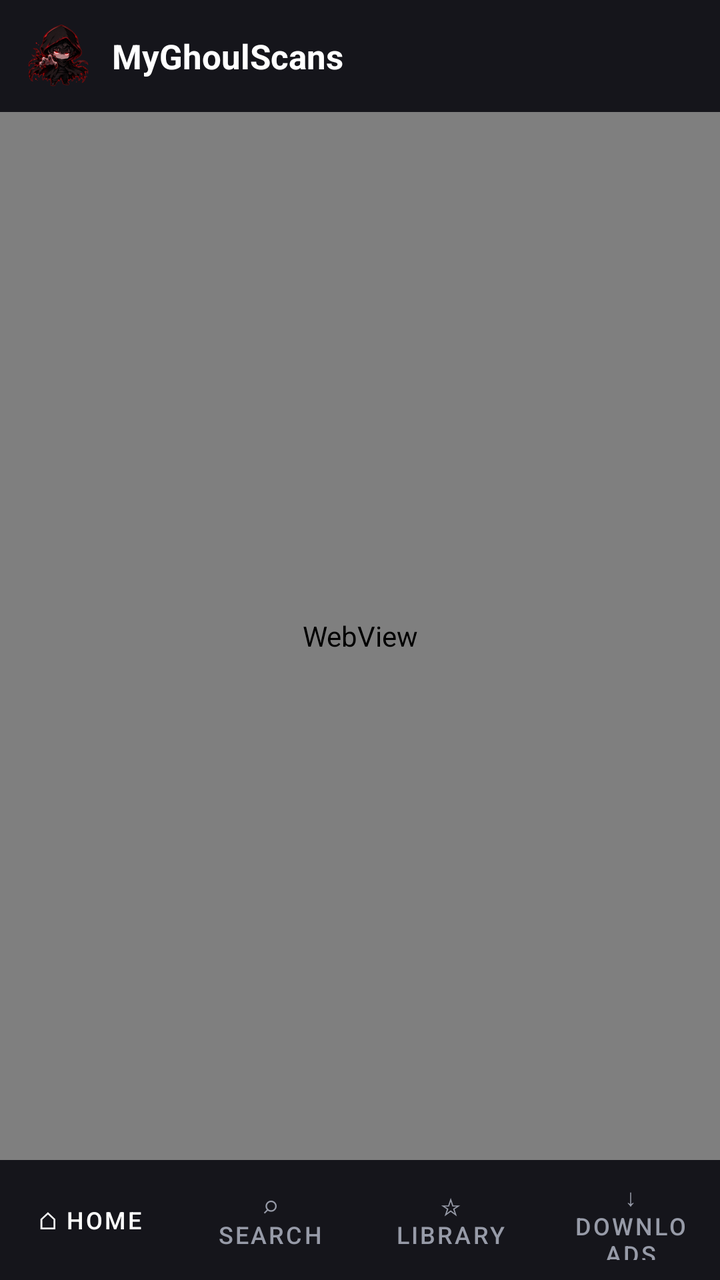
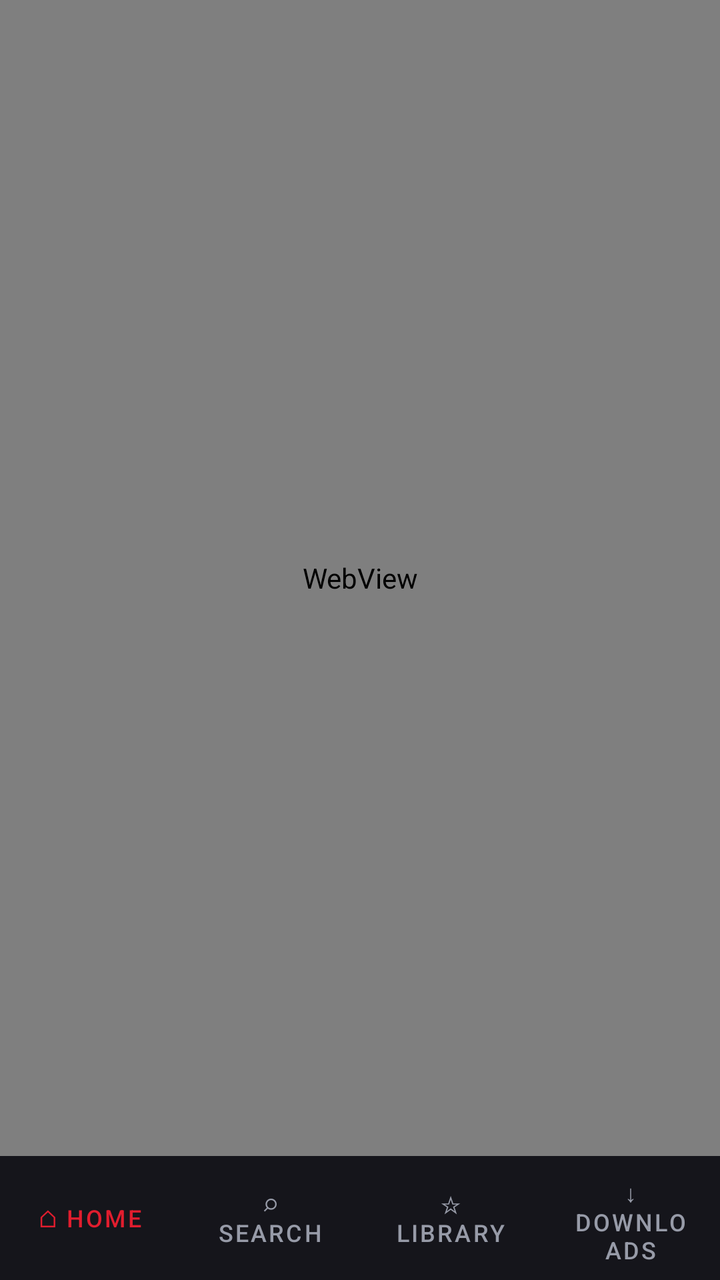

Two renders of the same Android screen: before a commit and after it. Below are the layout's source before the change and the commit's diff.
<!-- AndroidManifest.xml: application theme Theme.MyGhoulScans -->
<!-- res/layout/activity_main.xml -->
<?xml version="1.0" encoding="utf-8"?>
<LinearLayout xmlns:android="http://schemas.android.com/apk/res/android"
    android:orientation="vertical"
    android:layout_width="match_parent"
    android:layout_height="match_parent"
    android:background="@color/mgs_bg">

    <LinearLayout
        android:id="@+id/topBar"
        android:orientation="horizontal"
        android:layout_width="match_parent"
        android:layout_height="56dp"
        android:background="@color/mgs_panel"
        android:gravity="center_vertical"
        android:paddingStart="12dp"
        android:paddingEnd="12dp">

        <ImageView
            android:layout_width="34dp"
            android:layout_height="34dp"
            android:src="@mipmap/ic_launcher"
            android:contentDescription="Logo" />

        <TextView
            android:layout_width="0dp"
            android:layout_height="wrap_content"
            android:layout_weight="1"
            android:layout_marginStart="10dp"
            android:text="MyGhoulScans"
            android:textColor="@color/white"
            android:textStyle="bold"
            android:textSize="17sp" />

    </LinearLayout>

    <WebView
        android:id="@+id/webView"
        android:layout_width="match_parent"
        android:layout_height="0dp"
        android:layout_weight="1" />

    <LinearLayout
        android:id="@+id/bottomBar"
        android:orientation="horizontal"
        android:layout_width="match_parent"
        android:layout_height="60dp"
        android:background="@color/mgs_panel"
        android:baselineAligned="false">

        <Button android:id="@+id/navHome" android:layout_width="0dp" android:layout_height="match_parent"
            android:layout_weight="1" android:text="⌂ Home" android:textSize="12sp"
            android:textColor="@color/white" android:background="?android:attr/selectableItemBackground" />
        <Button android:id="@+id/navSearch" android:layout_width="0dp" android:layout_height="match_parent"
            android:layout_weight="1" android:text="⌕ Search" android:textSize="12sp"
            android:textColor="@color/mgs_muted" android:background="?android:attr/selectableItemBackground" />
        <Button android:id="@+id/navLibrary" android:layout_width="0dp" android:layout_height="match_parent"
            android:layout_weight="1" android:text="☆ Library" android:textSize="12sp"
            android:textColor="@color/mgs_muted" android:background="?android:attr/selectableItemBackground" />
        <Button android:id="@+id/navDownloads" android:layout_width="0dp" android:layout_height="match_parent"
            android:layout_weight="1" android:text="↓ Downloads" android:textSize="12sp"
            android:textColor="@color/mgs_muted" android:background="?android:attr/selectableItemBackground" />
    </LinearLayout>
</LinearLayout>
<!-- resources referenced by this layout -->
<resources>
  <color name="mgs_bg">#FF0E0E12</color>
  <color name="mgs_muted">#FF979BA8</color>
  <color name="mgs_panel">#FF15151B</color>
  <color name="white">#FFFFFFFF</color>
  <!-- mipmap ic_launcher (drawable) -->
  <?xml version="1.0" encoding="utf-8"?>
  <vector xmlns:android="http://schemas.android.com/apk/res/android"
      android:width="48dp"
      android:height="48dp"
      android:viewportWidth="48"
      android:viewportHeight="48">
      <path
          android:fillColor="#6200EE"
          android:pathData="M24,2L4,22v22l20,-22z"/>
      <path
          android:fillColor="#3700B3"
          android:pathData="M24,26l20,-4v4l-20,4z"/>
      <path
          android:fillColor="#FFFFFF"
          android:pathData="M24,18a6,6 0 1,1 0,12a6,6 0 1,1 0,-12"/>
  </vector>
  <style name="Theme.MyGhoulScans" parent="Theme.MaterialComponents.DayNight.NoActionBar">
          
          <item name="colorPrimary">@color/mgs_accent</item>
          <item name="colorPrimaryVariant">@color/mgs_accent</item>
          <item name="colorOnPrimary">@color/white</item>
          
          <item name="colorSecondary">@color/mgs_accent</item>
          <item name="colorSecondaryVariant">@color/mgs_accent</item>
          <item name="colorOnSecondary">@color/white</item>
          
          <item name="android:statusBarColor">@color/mgs_bg</item>
          <item name="android:windowBackground">@color/mgs_bg</item>
          <item name="android:textColorPrimary">@color/white</item>
          
      </style>
  <color name="mgs_accent">#FFE11D2E</color>
</resources>

<!-- the commit's change to res/layout/activity_main.xml (unified diff, before → after) -->
@@ -4,34 +4,6 @@
     android:layout_width="match_parent"
     android:layout_height="match_parent"
     android:background="@color/mgs_bg">
-
-    <LinearLayout
-        android:id="@+id/topBar"
-        android:orientation="horizontal"
-        android:layout_width="match_parent"
-        android:layout_height="56dp"
-        android:background="@color/mgs_panel"
-        android:gravity="center_vertical"
-        android:paddingStart="12dp"
-        android:paddingEnd="12dp">
-
-        <ImageView
-            android:layout_width="34dp"
-            android:layout_height="34dp"
-            android:src="@mipmap/ic_launcher"
-            android:contentDescription="Logo" />
-
-        <TextView
-            android:layout_width="0dp"
-            android:layout_height="wrap_content"
-            android:layout_weight="1"
-            android:layout_marginStart="10dp"
-            android:text="MyGhoulScans"
-            android:textColor="@color/white"
-            android:textStyle="bold"
-            android:textSize="17sp" />
-
-    </LinearLayout>
 
     <WebView
         android:id="@+id/webView"
@@ -43,13 +15,13 @@
         android:id="@+id/bottomBar"
         android:orientation="horizontal"
         android:layout_width="match_parent"
-        android:layout_height="60dp"
+        android:layout_height="62dp"
         android:background="@color/mgs_panel"
         android:baselineAligned="false">
 
         <Button android:id="@+id/navHome" android:layout_width="0dp" android:layout_height="match_parent"
             android:layout_weight="1" android:text="⌂ Home" android:textSize="12sp"
-            android:textColor="@color/white" android:background="?android:attr/selectableItemBackground" />
+            android:textColor="@color/mgs_accent" android:background="?android:attr/selectableItemBackground" />
         <Button android:id="@+id/navSearch" android:layout_width="0dp" android:layout_height="match_parent"
             android:layout_weight="1" android:text="⌕ Search" android:textSize="12sp"
             android:textColor="@color/mgs_muted" android:background="?android:attr/selectableItemBackground" />
<!-- resource entries referenced after the edit -->
@@ -4,23 +4,6 @@
   <color name="mgs_muted">#FF979BA8</color>
   <color name="mgs_panel">#FF15151B</color>
   <color name="white">#FFFFFFFF</color>
-  <!-- mipmap ic_launcher (drawable) -->
-  <?xml version="1.0" encoding="utf-8"?>
-  <vector xmlns:android="http://schemas.android.com/apk/res/android"
-      android:width="48dp"
-      android:height="48dp"
-      android:viewportWidth="48"
-      android:viewportHeight="48">
-      <path
-          android:fillColor="#6200EE"
-          android:pathData="M24,2L4,22v22l20,-22z"/>
-      <path
-          android:fillColor="#3700B3"
-          android:pathData="M24,26l20,-4v4l-20,4z"/>
-      <path
-          android:fillColor="#FFFFFF"
-          android:pathData="M24,18a6,6 0 1,1 0,12a6,6 0 1,1 0,-12"/>
-  </vector>
   <style name="Theme.MyGhoulScans" parent="Theme.MaterialComponents.DayNight.NoActionBar">
           
           <item name="colorPrimary">@color/mgs_accent</item>
